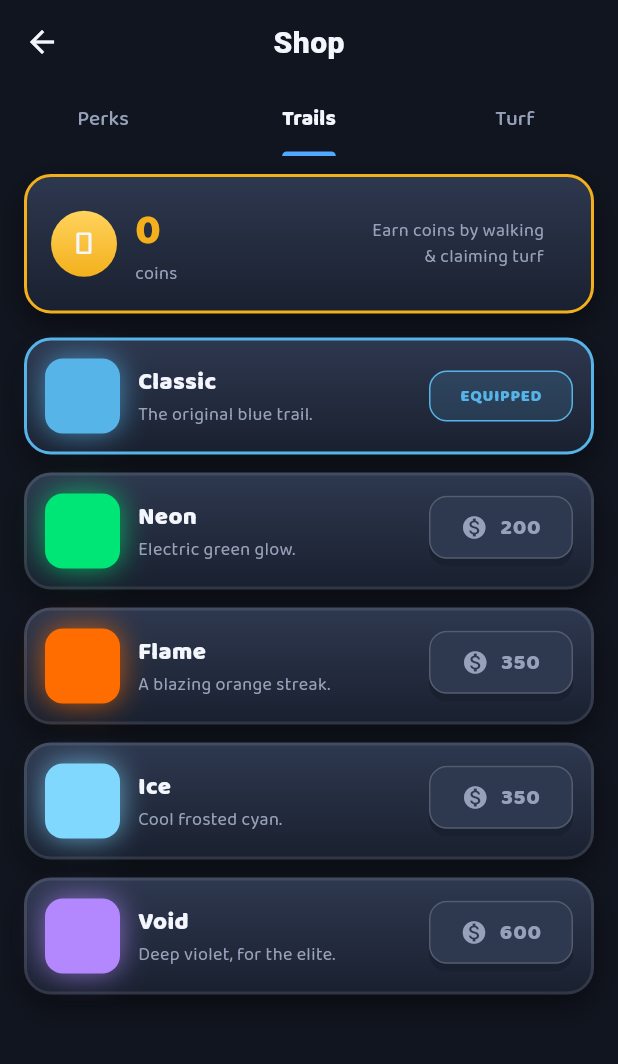
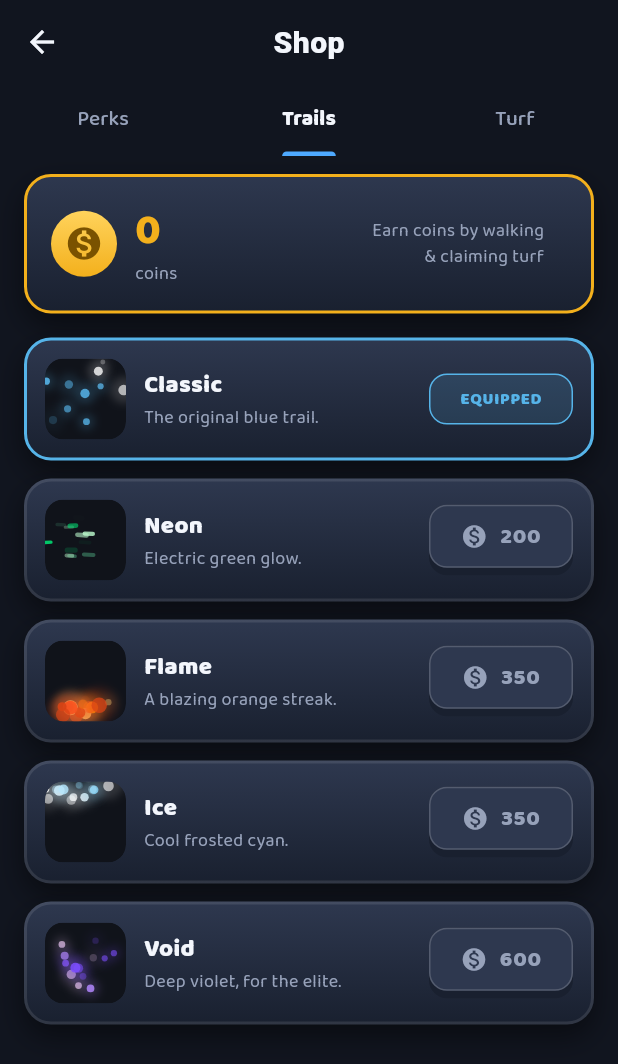
Before and after one commit to pranaymunj/mob-game, a Flutter app: the ShopScreen screen opened directly, tab 2 chosen, on a phone screen of 412 x 824 dp. Shown: the top 1064 px of the screen. Run offline on Flutter 3.47's test engine with Material 3 defaults, Android fonts, the phone set to English and light mode, and no system bars; our stand-ins replace audioplayers, flutter_dotenv, flutter_local_notifications, flutter_riverpod, geolocator, image_picker and 3 more; missing offline and left inert: mapbox_maps_flutter, turf; accounts and stored records are empty; network calls fail.

Commit message:
Shop: live physics-driven cosmetic previews instead of flat swatches
Each trail skin / turf style now renders its real character with a small
particle system (CustomPainter, no new deps): flame embers rise with
buoyancy, ice falls under gravity and sways, neon sparks shoot, void motes
orbit and spiral. Every particle carries position/velocity/acceleration/
lifetime, so the motion is genuine physics. Also swaps the shop balance
coin emoji for the gold coin icon.

Co-Authored-By: Claude Opus 4.8 <noreply@anthropic.com>

```diff
--- /dev/null
+++ b/lib/features/shop/cosmetic_preview.dart
@@ -0,0 +1,386 @@
+// cosmetic_preview.dart — Live, physics-driven previews for shop cosmetics.
+//
+// Instead of a flat colour swatch, each trail skin / turf style renders its
+// real character with a tiny particle system: embers that rise with buoyancy,
+// frost that falls under gravity and sways, neon sparks that shoot, void motes
+// that orbit. Every particle carries position, velocity, acceleration and a
+// lifetime, so the motion is genuine physics rather than a canned loop.
+//
+// Built on CustomPainter with one Ticker per preview — no assets, no extra
+// packages, and it themes/scales with the rest of the UI.
+
+import 'dart:math' as math;
+
+import 'package:flutter/material.dart';
+import 'package:flutter/scheduler.dart';
+
+import '../../core/theme.dart';
+import 'cosmetics_catalog.dart';
+
+// How a particle moves — each maps to a small physics rule in [_step].
+enum _Motion { rise, fall, shoot, orbit, drift }
+
+// The static backdrop drawn behind the particles for turf styles.
+enum _Bg { none, solid, outline, glow, hatch }
+
+class _Spec {
+  final _Motion motion;
+  final _Bg bg;
+  final List<Color> palette; // particles pick from these
+  final int count;
+  const _Spec(this.motion, this.bg, this.palette, this.count);
+}
+
+// Per-cosmetic emitter tuning. Colours lean into each skin's identity.
+_Spec _specFor(CosmeticInfo info) {
+  switch (info.key) {
+    case 'trail_flame':
+      return const _Spec(_Motion.rise, _Bg.none, [
+        Color(0xFFFFE082), Color(0xFFFF8F00), Color(0xFFFF5722), Color(0xFFD84315),
+      ], 16);
+    case 'trail_ice':
+      return const _Spec(_Motion.fall, _Bg.none, [
+        Color(0xFFE1F5FE), Color(0xFF80D8FF), Color(0xFFB3E5FC), Colors.white,
+      ], 16);
+    case 'trail_neon':
+      return const _Spec(_Motion.shoot, _Bg.none, [
+        Color(0xFF00E676), Color(0xFF69F0AE), Color(0xFFB9F6CA),
+      ], 12);
+    case 'trail_void':
+      return const _Spec(_Motion.orbit, _Bg.none, [
+        Color(0xFFB388FF), Color(0xFF7C4DFF), Color(0xFFE1BEE7),
+      ], 14);
+    case 'trail_classic':
+      return _Spec(_Motion.drift, _Bg.none, [info.color, Colors.white], 10);
+    case 'turf_solid':
+      return _Spec(_Motion.drift, _Bg.solid, [info.color], 6);
+    case 'turf_outline':
+      return _Spec(_Motion.drift, _Bg.outline, [info.color], 6);
+    case 'turf_glow':
+      return _Spec(_Motion.rise, _Bg.glow, [info.color, Colors.white], 10);
+    case 'turf_hatch':
+      return _Spec(_Motion.drift, _Bg.hatch, [info.color], 6);
+    default:
+      return _Spec(_Motion.drift, _Bg.none, [info.color], 10);
+  }
+}
+
+class _Particle {
+  double x, y, vx, vy, ax, ay, life, maxLife, size, phase;
+  Color color;
+  // Polar state for orbiting motion.
+  double angle, radius, angVel;
+  _Particle({
+    required this.x,
+    required this.y,
+    required this.vx,
+    required this.vy,
+    required this.ax,
+    required this.ay,
+    required this.life,
+    required this.maxLife,
+    required this.size,
+    required this.phase,
+    required this.color,
+    this.angle = 0,
+    this.radius = 0,
+    this.angVel = 0,
+  });
+}
+
+class CosmeticPreview extends StatefulWidget {
+  final CosmeticInfo info;
+  final double size;
+  const CosmeticPreview({super.key, required this.info, this.size = 54});
+
+  @override
+  State<CosmeticPreview> createState() => _CosmeticPreviewState();
+}
+
+class _CosmeticPreviewState extends State<CosmeticPreview>
+    with SingleTickerProviderStateMixin {
+  late final Ticker _ticker;
+  final math.Random _rng = math.Random();
+  final List<_Particle> _particles = [];
+  late final _Spec _spec = _specFor(widget.info);
+  Duration _last = Duration.zero;
+  double _t = 0; // seconds since start, for background pulses
+
+  @override
+  void initState() {
+    super.initState();
+    final s = Size.square(widget.size);
+    for (var i = 0; i < _spec.count; i++) {
+      final p = _spawn(s);
+      // Stagger initial lifetimes so they don't all pulse in lockstep.
+      p.life = _rng.nextDouble() * p.maxLife;
+      _particles.add(p);
+    }
+    _ticker = createTicker(_tick)..start();
+  }
+
+  @override
+  void dispose() {
+    _ticker.dispose();
+    super.dispose();
+  }
+
+  void _tick(Duration elapsed) {
+    var dt = (elapsed - _last).inMicroseconds / 1e6;
+    _last = elapsed;
+    if (dt <= 0 || dt > 0.05) dt = 0.016; // clamp hitches
+    _t += dt;
+    final s = Size.square(widget.size);
+    for (var i = 0; i < _particles.length; i++) {
+      _step(_particles[i], s, dt);
+      if (_dead(_particles[i], s)) _particles[i] = _spawn(s);
+    }
+    if (mounted) setState(() {});
+  }
+
+  Color _pick() =>
+      _spec.palette[_rng.nextInt(_spec.palette.length)];
+
+  double _rand(double a, double b) => a + _rng.nextDouble() * (b - a);
+
+  // Fresh particle positioned + velocity-seeded for this skin's motion.
+  _Particle _spawn(Size s) {
+    final c = _pick();
+    switch (_spec.motion) {
+      case _Motion.rise: // embers: born low, float up, buoyant
+        return _Particle(
+          x: _rand(s.width * 0.2, s.width * 0.8),
+          y: s.height * _rand(0.8, 1.0),
+          vx: _rand(-6, 6),
+          vy: _rand(-26, -16),
+          ax: 0,
+          ay: _rand(-10, -4), // buoyancy accelerates the rise
+          life: _rand(0.9, 1.5),
+          maxLife: 1.5,
+          size: _rand(2.5, 5.5),
+          phase: _rand(0, math.pi * 2),
+          color: c,
+        );
+      case _Motion.fall: // frost: born high, fall, gravity + sway
+        return _Particle(
+          x: _rand(0, s.width),
+          y: _rand(-4, s.height * 0.2),
+          vx: _rand(-3, 3),
+          vy: _rand(8, 16),
+          ax: 0,
+          ay: _rand(6, 12), // gravity
+          life: _rand(1.0, 1.8),
+          maxLife: 1.8,
+          size: _rand(2, 4),
+          phase: _rand(0, math.pi * 2),
+          color: c,
+        );
+      case _Motion.shoot: // neon sparks: fast left-to-right streaks
+        return _Particle(
+          x: _rand(-6, s.width * 0.3),
+          y: _rand(s.height * 0.2, s.height * 0.8),
+          vx: _rand(70, 130),
+          vy: _rand(-10, 10),
+          ax: 0,
+          ay: 0,
+          life: _rand(0.4, 0.8),
+          maxLife: 0.8,
+          size: _rand(2, 3.5),
+          phase: 0,
+          color: c,
+        );
+      case _Motion.orbit: // void motes: orbit the centre, spiralling
+        final radius = _rand(s.width * 0.12, s.width * 0.4);
+        return _Particle(
+          x: 0, y: 0, vx: 0, vy: 0, ax: 0, ay: 0,
+          life: _rand(1.2, 2.2),
+          maxLife: 2.2,
+          size: _rand(2, 4),
+          phase: _rand(0, math.pi * 2),
+          color: c,
+          angle: _rand(0, math.pi * 2),
+          radius: radius,
+          angVel: _rand(1.4, 2.6) * (_rng.nextBool() ? 1 : -1),
+        );
+      case _Motion.drift: // gentle floating motes
+        return _Particle(
+          x: _rand(0, s.width),
+          y: _rand(0, s.height),
+          vx: _rand(-4, 4),
+          vy: _rand(-10, -4),
+          ax: 0,
+          ay: 0,
+          life: _rand(1.2, 2.4),
+          maxLife: 2.4,
+          size: _rand(2, 4),
+          phase: _rand(0, math.pi * 2),
+          color: c,
+        );
+    }
+  }
+
+  // Integrate one particle forward by dt using its motion rule.
+  void _step(_Particle p, Size s, double dt) {
+    p.life -= dt;
+    switch (_spec.motion) {
+      case _Motion.orbit:
+        p.angle += p.angVel * dt;
+        p.radius -= 6 * dt; // spiral inward
+        p.x = s.width / 2 + math.cos(p.angle) * p.radius;
+        p.y = s.height / 2 + math.sin(p.angle) * p.radius;
+        break;
+      case _Motion.fall:
+        p.vy += p.ay * dt;
+        p.vx += p.ax * dt;
+        // Horizontal sway, like a snowflake catching air.
+        p.x += p.vx * dt + math.sin(_t * 3 + p.phase) * 8 * dt;
+        p.y += p.vy * dt;
+        break;
+      default:
+        p.vy += p.ay * dt;
+        p.vx += p.ax * dt;
+        p.x += p.vx * dt;
+        p.y += p.vy * dt;
+    }
+  }
+
+  bool _dead(_Particle p, Size s) {
+    if (p.life <= 0) return true;
+    const m = 8.0;
+    if (_spec.motion == _Motion.orbit) return p.radius < 2;
+    return p.x < -m || p.x > s.width + m || p.y < -m || p.y > s.height + m;
+  }
+
+  @override
+  Widget build(BuildContext context) {
+    return ClipRRect(
+      borderRadius: BorderRadius.circular(AppSpace.radiusSm),
+      child: SizedBox(
+        width: widget.size,
+        height: widget.size,
+        child: CustomPaint(
+          painter: _PreviewPainter(
+            particles: _particles,
+            spec: _spec,
+            baseColor: widget.info.color,
+            t: _t,
+          ),
+        ),
+      ),
+    );
+  }
+}
+
+class _PreviewPainter extends CustomPainter {
+  final List<_Particle> particles;
+  final _Spec spec;
+  final Color baseColor;
+  final double t;
+  _PreviewPainter({
+    required this.particles,
+    required this.spec,
+    required this.baseColor,
+    required this.t,
+  });
+
+  @override
+  void paint(Canvas canvas, Size size) {
+    final rrect = RRect.fromRectAndRadius(
+        Offset.zero & size, const Radius.circular(AppSpace.radiusSm));
+    canvas.clipRRect(rrect);
+
+    // Dark base so glows and sparks read with contrast.
+    canvas.drawRect(Offset.zero & size,
+        Paint()..color = const Color(0xFF10131A));
+
+    _paintBackground(canvas, size);
+
+    // Particles: a soft halo + a bright core for a glowing look.
+    for (final p in particles) {
+      final lifeFrac = (p.life / p.maxLife).clamp(0.0, 1.0);
+      final a = (spec.motion == _Motion.fall || spec.motion == _Motion.orbit)
+          ? lifeFrac // fade out as they die
+          : Curves.easeOut.transform(lifeFrac); // embers/sparks fade near end
+      final pos = Offset(p.x, p.y);
+
+      if (spec.motion == _Motion.shoot) {
+        // Draw a streak along the velocity for a spark trail.
+        final tail = pos - Offset(p.vx, p.vy) * 0.05;
+        canvas.drawLine(
+          tail,
+          pos,
+          Paint()
+            ..color = p.color.withValues(alpha: 0.9 * a)
+            ..strokeWidth = p.size
+            ..strokeCap = StrokeCap.round,
+        );
+        continue;
+      }
+
+      // Halo.
+      canvas.drawCircle(
+        pos,
+        p.size * 2.2,
+        Paint()
+          ..color = p.color.withValues(alpha: 0.22 * a)
+          ..maskFilter = const MaskFilter.blur(BlurStyle.normal, 3),
+      );
+      // Core.
+      canvas.drawCircle(
+        pos,
+        p.size * (0.7 + 0.3 * a),
+        Paint()..color = p.color.withValues(alpha: 0.95 * a),
+      );
+    }
+  }
+
+  void _paintBackground(Canvas canvas, Size size) {
+    final rect = Offset.zero & size;
+    switch (spec.bg) {
+      case _Bg.solid:
+        canvas.drawRect(rect, Paint()..color = baseColor.withValues(alpha: 0.5));
+        break;
+      case _Bg.outline:
+        canvas.drawRect(rect, Paint()..color = baseColor.withValues(alpha: 0.12));
+        canvas.drawRRect(
+          RRect.fromRectAndRadius(rect.deflate(2), const Radius.circular(6)),
+          Paint()
+            ..style = PaintingStyle.stroke
+            ..strokeWidth = 3
+            ..color = baseColor,
+        );
+        break;
+      case _Bg.glow:
+        // A breathing radial glow.
+        final pulse = 0.5 + 0.5 * math.sin(t * 2.2);
+        canvas.drawRect(
+          rect,
+          Paint()
+            ..shader = RadialGradient(
+              colors: [
+                baseColor.withValues(alpha: 0.15 + 0.45 * pulse),
+                Colors.transparent,
+              ],
+            ).createShader(rect),
+        );
+        break;
+      case _Bg.hatch:
+        canvas.drawRect(rect, Paint()..color = baseColor.withValues(alpha: 0.14));
+        final paint = Paint()
+          ..color = baseColor.withValues(alpha: 0.65)
+          ..strokeWidth = 2;
+        // Diagonal lines that scroll for a "marked territory" feel.
+        final offset = (t * 12) % 12;
+        for (double x = -size.height + offset; x < size.width; x += 12) {
+          canvas.drawLine(
+              Offset(x, size.height), Offset(x + size.height, 0), paint);
+        }
+        break;
+      case _Bg.none:
+        break;
+    }
+  }
+
+  @override
+  bool shouldRepaint(covariant _PreviewPainter old) => true;
+}
--- a/lib/features/shop/shop_screen.dart
+++ b/lib/features/shop/shop_screen.dart
@@ -11,6 +11,7 @@ import '../../core/theme.dart';
 import '../../core/ui_kit.dart';
 import '../perks/perk_info.dart';
 import '../profile/profile_screen.dart';
+import 'cosmetic_preview.dart';
 import 'cosmetics_catalog.dart';
 
 // Display prices — must match buy_perk() in 0017_currency.sql.
@@ -184,7 +185,8 @@ class _BalanceBanner extends StatelessWidget {
                 shape: BoxShape.circle,
                 gradient: AppColors.goldGradient,
               ),
-              child: const Text('🪙', style: TextStyle(fontSize: 22)),
+              child: const Icon(Icons.monetization_on,
+                  color: Color(0xFF7A5200), size: 26),
             ),
             const SizedBox(width: AppSpace.md),
             Column(
@@ -241,19 +243,8 @@ class _CosmeticTile extends StatelessWidget {
         padding: const EdgeInsets.all(AppSpace.md),
         child: Row(
           children: [
-            // Glowing colour swatch previewing the skin.
-            Container(
-              width: 50,
-              height: 50,
-              decoration: BoxDecoration(
-                color: info.color,
-                borderRadius: BorderRadius.circular(AppSpace.radiusSm),
-                boxShadow: [
-                  BoxShadow(
-                      color: info.color.withValues(alpha: 0.7), blurRadius: 16),
-                ],
-              ),
-            ),
+            // Live, physics-driven preview of what the skin actually looks like.
+            CosmeticPreview(info: info, size: 54),
             const SizedBox(width: AppSpace.md),
             Expanded(
               child: Column(
```
